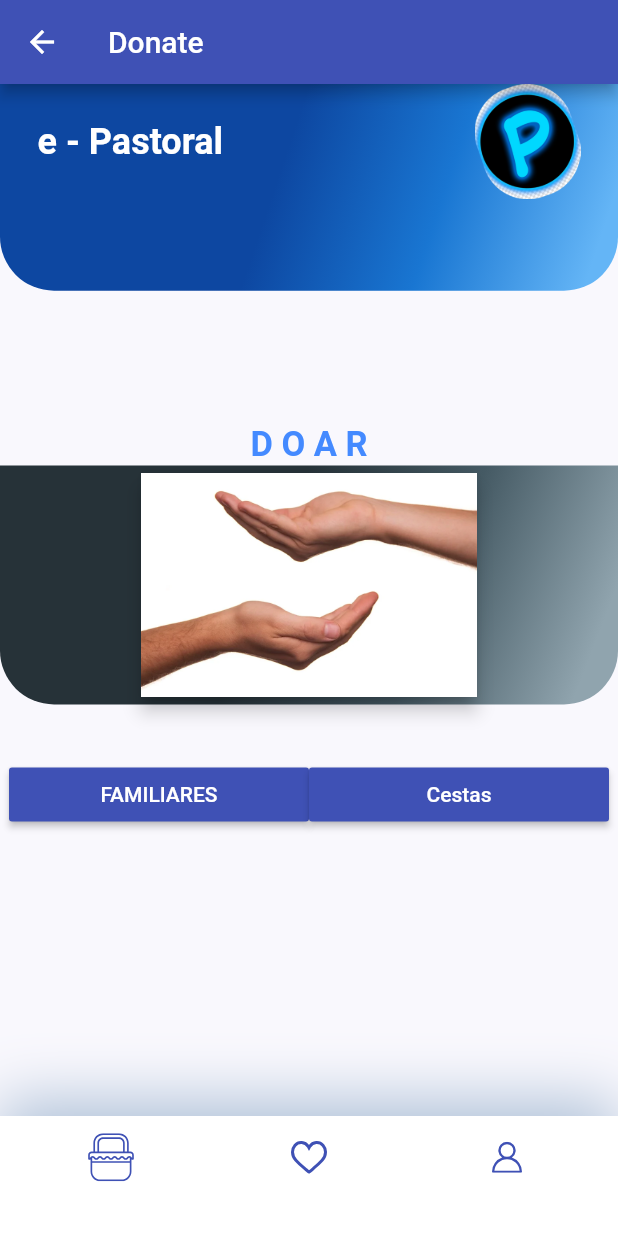
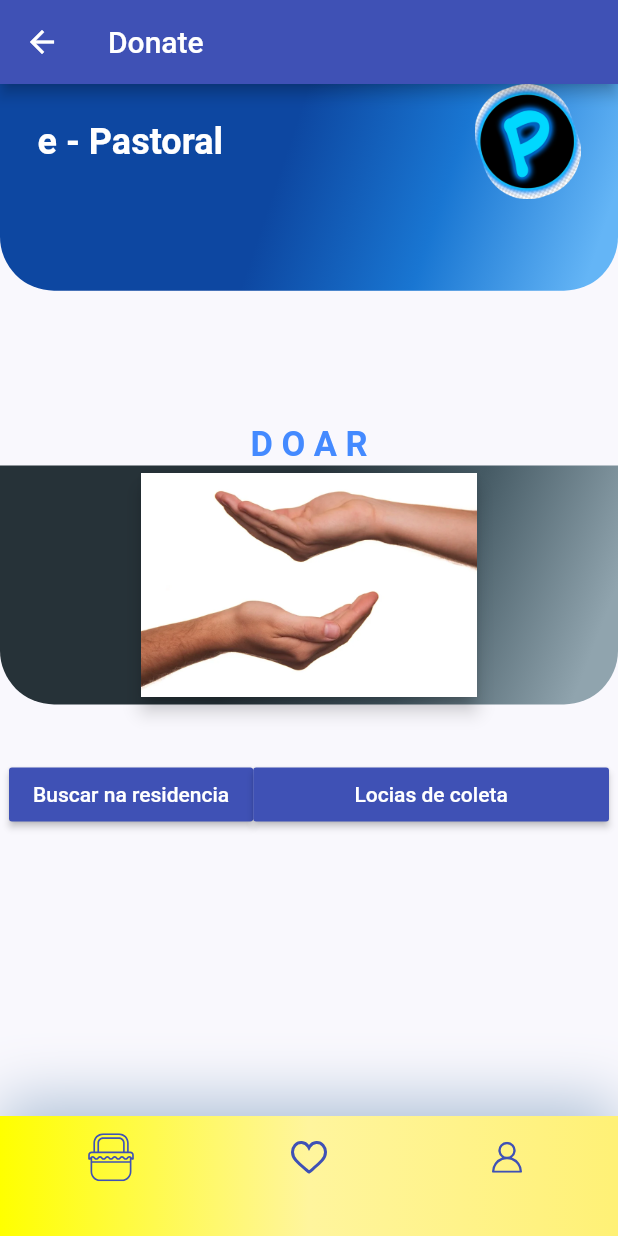
Before and after one commit to ricardoalvessantiago/Projetos, a Flutter app: the Donate screen opened by its route, on a phone screen of 412 x 824 dp. Run offline on Flutter 3.47's test engine with Material 2 defaults, Android fonts, the phone set to English and light mode, and no system bars; our stand-ins replace camera, carousel_slider, flutter_calendar_carousel, flutter_slidable, flutter_svg, image_picker and 2 more; missing offline and left inert: flutter_facebook_login; accounts and stored records are empty; network calls fail.

Commit message:
nav bar alterações nas cores

```diff
--- a/epastoral/lib/components/donate.dart
+++ b/epastoral/lib/components/donate.dart
@@ -3,8 +3,6 @@ import 'package:epastoral/views/user_list.dart';
 import 'package:flutter/cupertino.dart';
 import 'package:flutter/material.dart';
 
-import '../constants.dart';
-import 'dashboard.dart';
 import 'my_bottom_nav_bar.dart';
 
 class Donate extends StatelessWidget {
@@ -57,15 +55,10 @@ class Donate extends StatelessWidget {
                       'assets/images/doar.png',
                       fit: BoxFit.contain,
                     ),
-
-
                   ),
-
                 ),
-
               ),
             ],
-
           ),
           Container(
             height: 120,
@@ -73,11 +66,11 @@ class Donate extends StatelessWidget {
             child: Row(
               mainAxisAlignment: MainAxisAlignment.start,
               children: <Widget>[
-                Expanded(
-                  child: RaisedButton(
+
+                   RaisedButton(
                     highlightElevation: 50,
                     color: Colors.indigo,
-                    child: Text('FAMILIARES',
+                    child: Text('Buscar na residencia',
                         style: TextStyle(color: Colors.white)),
                     onPressed: () {
                       Navigator.push(context,
@@ -86,12 +79,12 @@ class Donate extends StatelessWidget {
                       }));
                     },
                   ),
-                ),
+
                 Expanded(
                   child: RaisedButton(
                     color: Colors.indigo,
                     child:
-                        Text('Cestas', style: TextStyle(color: Colors.white)),
+                        Text('Locias de coleta', style: TextStyle(color: Colors.white)),
                     onPressed: () {
                       Navigator.push(context,
                           MaterialPageRoute(builder: (context) {
--- a/epastoral/lib/components/my_bottom_nav_bar.dart
+++ b/epastoral/lib/components/my_bottom_nav_bar.dart
@@ -22,7 +22,10 @@ class MyBottomNavBar extends StatelessWidget {
       ),
       height: 80,
       decoration: BoxDecoration(
-        color: Colors.white,
+        gradient: LinearGradient(colors: [
+          Colors.yellowAccent, Colors.yellow[200], Colors.yellow[300]
+        ]),
+        //color: Colors.white,
         boxShadow: [
           BoxShadow(
             offset: Offset(0, -10),
@@ -43,7 +46,7 @@ class MyBottomNavBar extends StatelessWidget {
               Navigator.push(
                 context,
                 MaterialPageRoute(
-                  builder: (context) => Donate(),
+                  builder: (context) => DetailsScreen(),
                 ),
               );
             },
@@ -57,7 +60,7 @@ class MyBottomNavBar extends StatelessWidget {
               Navigator.push(
                 context,
                 MaterialPageRoute(
-                  builder: (context) => DetailsScreen(),
+                  builder: (context) => Donate(),
                 ),
               );
             },
--- a/epastoral/lib/main.dart
+++ b/epastoral/lib/main.dart
@@ -29,14 +29,15 @@ class MyApp extends StatelessWidget {
           visualDensity: VisualDensity.adaptivePlatformDensity,
         ),
 
-        home: WidgetLogin(), //UserList(),
+        home: WidgetLogin(),
         routes: {
           AppRoutes.WidgetLogin: (_) => WidgetLogin(),
           AppRoutes.HomeScreen: (_) => HomeScreen(),
           AppRoutes.UserList: (_) => UserList(),
           AppRoutes.USER_FORM: (_) => UserForm(),
           AppRoutes.Donate: (_) => Donate(),
-        },
+        },//UserList(),
+
       ),
     );
   }
--- a/epastoral/lib/routes/app_routes.dart
+++ b/epastoral/lib/routes/app_routes.dart
@@ -9,4 +9,5 @@ class AppRoutes {
   static const WidgetLogin = '/WidgetLogin';
   static const HomeScreen = '/HomeScreen';
   static const Donate = '/Donate';
+  static const TakePictureScreen = '/TakePictureScreen';
 }
--- a/epastoral/lib/screens/home/components/body.dart
+++ b/epastoral/lib/screens/home/components/body.dart
@@ -1,7 +1,4 @@
-import 'package:epastoral/routes/app_routes.dart';
 import 'package:flutter/material.dart';
-
-
 import '../../../constants.dart';
 import 'featurred_baskets.dart';
 import 'header_with_seachbox.dart';
--- a/epastoral/pubspec.yaml
+++ b/epastoral/pubspec.yaml
@@ -23,6 +23,9 @@ environment:
 dependencies:
   flutter:
     sdk: flutter
+  camera:
+  path_provider:
+  path:
   provider:
   http:
   # transparent_image:
```
Also changed, not shown: epastoral/lib/components/TakePictureScreen.dart (added, +144 -0 lines), epastoral/lib/views/user_form.dart (+9 -4 lines), epastoral/pubspec.lock, 1 other file.
